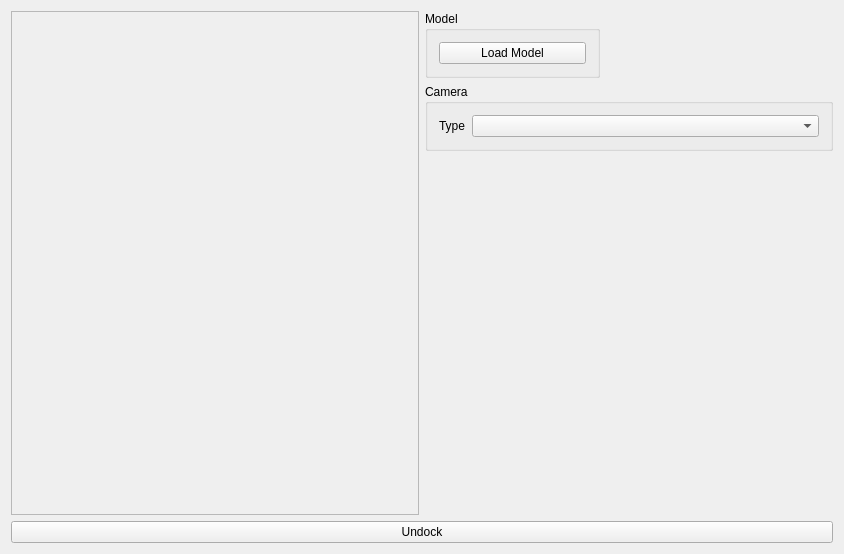
First picture: the form in forms/phongwindow.ui, repository laura-96/AG-Project2-SSAO, before the edit.
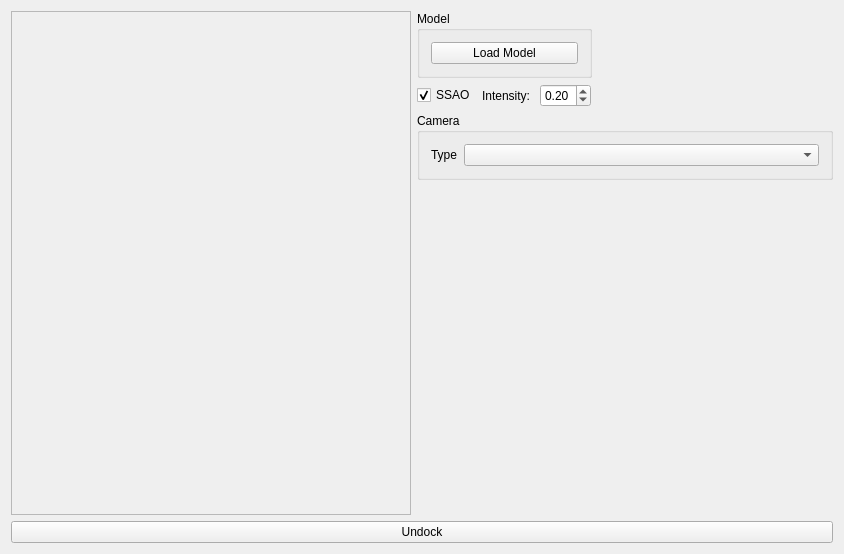
Second picture: the form after the edit.

```diff
--- a/forms/phongwindow.ui
+++ b/forms/phongwindow.ui
@@ -68,6 +68,53 @@
          </layout>
         </widget>
        </item>
+       <item>
+        <layout class="QHBoxLayout" name="horizontalLayout">
+         <item>
+          <widget class="QCheckBox" name="activeSSAO">
+           <property name="text">
+            <string>SSAO</string>
+           </property>
+           <property name="checked">
+            <bool>true</bool>
+           </property>
+          </widget>
+         </item>
+         <item>
+          <widget class="QLabel" name="label_2">
+           <property name="text">
+            <string>Intensity: </string>
+           </property>
+          </widget>
+         </item>
+         <item>
+          <widget class="QDoubleSpinBox" name="ssaoIntensity">
+           <property name="maximum">
+            <double>1.000000000000000</double>
+           </property>
+           <property name="singleStep">
+            <double>0.010000000000000</double>
+           </property>
+           <property name="value">
+            <double>0.200000000000000</double>
+           </property>
+          </widget>
+         </item>
+         <item>
+          <spacer name="horizontalSpacer">
+           <property name="orientation">
+            <enum>Qt::Horizontal</enum>
+           </property>
+           <property name="sizeHint" stdset="0">
+            <size>
+             <width>40</width>
+             <height>20</height>
+            </size>
+           </property>
+          </spacer>
+         </item>
+        </layout>
+       </item>
        <item>
         <widget class="QGroupBox" name="cameraGroupBox">
          <property name="title">
```
